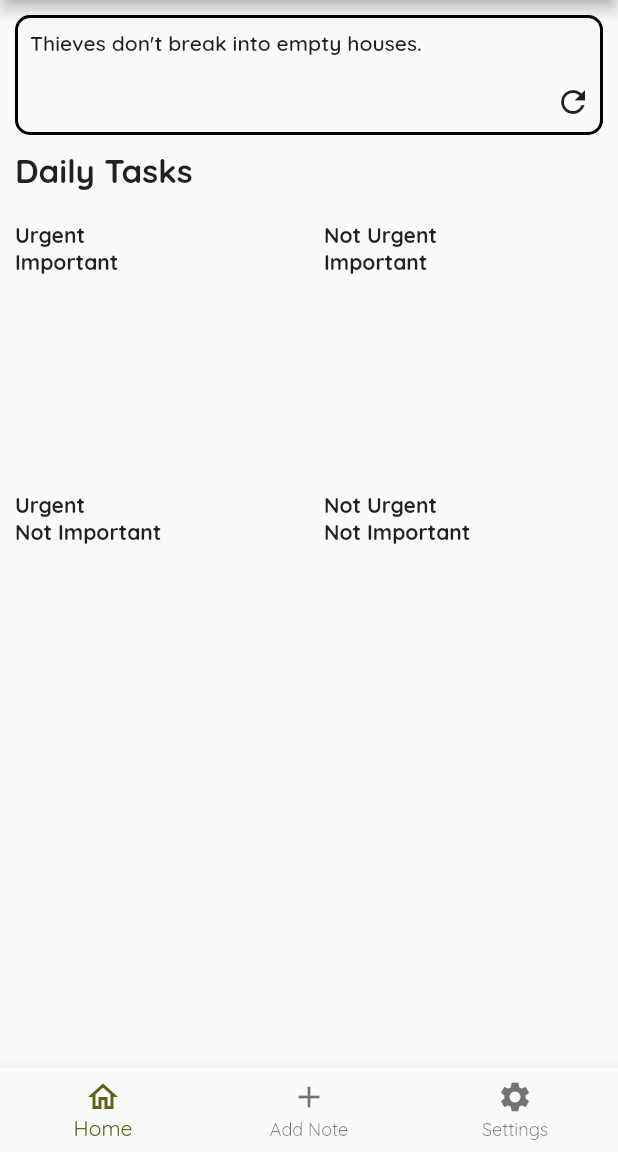
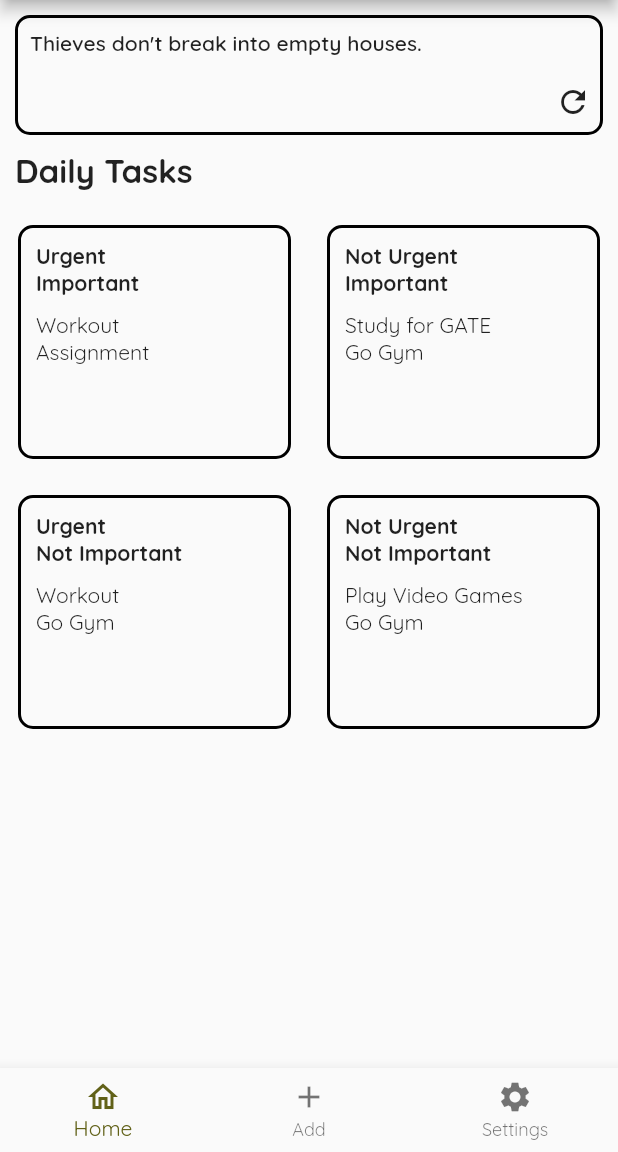
Before and after one commit to MacWeTT/AllNote, a Flutter app: the screen it shows after launch, on a phone screen of 412 x 824 dp, the part 84-1236 px from its top. Run offline on Flutter 3.47's test engine with Material 2 defaults, Android fonts, the phone set to English and light mode, and no system bars; our stand-ins replace go_router.

Commit message:
improved pages

```diff
--- a/lib/components/urgency_box.dart
+++ b/lib/components/urgency_box.dart
@@ -2,7 +2,9 @@ import 'package:flutter/material.dart';
 
 class UrgencyBox extends StatefulWidget {
   final List<String> urgencyList;
-  const UrgencyBox({Key? key, required this.urgencyList}) : super(key: key);
+  final List<String> tasks;
+  const UrgencyBox({Key? key, required this.urgencyList, required this.tasks})
+      : super(key: key);
 
   @override
   UrgencyBoxState createState() => UrgencyBoxState();
@@ -16,22 +18,42 @@ class UrgencyBoxState extends State<UrgencyBox> {
       width: MediaQuery.of(context).size.width * 0.5,
       child: Container(
         padding: const EdgeInsets.all(10),
+        margin: const EdgeInsets.all(12),
+        decoration: BoxDecoration(
+          borderRadius: BorderRadius.circular(10),
+          border: Border.all(
+            color: Colors.black,
+            width: 2,
+          ),
+        ),
         child: Column(
           crossAxisAlignment: CrossAxisAlignment.start,
           children: [
-            Column(
-              crossAxisAlignment: CrossAxisAlignment.start,
-              children: [
-                Text(widget.urgencyList[0],
+            for (String urgency in widget.urgencyList)
+              Column(
+                crossAxisAlignment: CrossAxisAlignment.start,
+                children: [
+                  Text(
+                    urgency,
                     style: const TextStyle(
                       fontWeight: FontWeight.bold,
-                    )),
-                Text(widget.urgencyList[1],
+                    ),
+                  ),
+                ],
+              ),
+            const SizedBox(height: 10),
+            for (String task in widget.tasks)
+              Column(
+                crossAxisAlignment: CrossAxisAlignment.start,
+                children: [
+                  Text(
+                    task,
                     style: const TextStyle(
-                      fontWeight: FontWeight.bold,
-                    )),
-              ],
-            ),
+                      fontWeight: FontWeight.normal,
+                    ),
+                  ),
+                ],
+              ),
           ],
         ),
       ),
--- a/lib/pages/home.dart
+++ b/lib/pages/home.dart
@@ -8,8 +8,18 @@ class HomePage extends StatelessWidget {
 
   @override
   Widget build(BuildContext context) {
-    return const SingleChildScrollView(
-      child: Column(
+    return Scaffold(
+      appBar: AppBar(
+        title: const Text(
+          'AllNote',
+          style: TextStyle(
+            color: Colors.black,
+            fontWeight: FontWeight.bold,
+          ),
+        ),
+        backgroundColor: Colors.yellow[600],
+      ),
+      body: const Column(
         children: <Widget>[
           Quote(),
           Daily(),
--- a/lib/router.dart
+++ b/lib/router.dart
@@ -13,7 +13,7 @@ final navItems = [
   ),
   const BottomNavigationBarItem(
     icon: Icon(Icons.add),
-    label: "Add Note",
+    label: "Add",
   ),
   const BottomNavigationBarItem(icon: Icon(Icons.settings), label: "Settings")
 ];
@@ -28,7 +28,7 @@ final GoRouter router = GoRouter(
           ),
           GoRoute(
             path: '/add',
-            builder: (context, state) => const AddPage(title: "Add Note"),
+            builder: (context, state) => const AddPage(title: "Add"),
           ),
           GoRoute(
             path: '/settings',
@@ -37,16 +37,6 @@ final GoRouter router = GoRouter(
         ],
         builder: (context, state, child) {
           return Scaffold(
-            appBar: AppBar(
-              title: const Text(
-                'AllNote',
-                style: TextStyle(
-                  color: Colors.black,
-                  fontWeight: FontWeight.bold,
-                ),
-              ),
-              backgroundColor: Colors.yellow[600],
-            ),
             body: child,
             bottomNavigationBar: BottomNavigationBar(
                 items: navItems,
--- a/lib/widgets/daily.dart
+++ b/lib/widgets/daily.dart
@@ -30,9 +30,11 @@ class DailyState extends State<Daily> {
           children: [
             UrgencyBox(
               urgencyList: ['Urgent', 'Important'],
+              tasks: ['Workout', 'Assignment'],
             ),
             UrgencyBox(
               urgencyList: ['Not Urgent', 'Important'],
+              tasks: ['Study for GATE', 'Go Gym'],
             ),
           ],
         ),
@@ -40,9 +42,11 @@ class DailyState extends State<Daily> {
           children: [
             UrgencyBox(
               urgencyList: ['Urgent', 'Not Important'],
+              tasks: ['Workout', 'Go Gym'],
             ),
             UrgencyBox(
               urgencyList: ['Not Urgent', 'Not Important'],
+              tasks: ['Play Video Games', 'Go Gym'],
             ),
           ],
         )
```
Also changed, not shown: lib/pages/add.dart (+40 -3 lines), lib/pages/settings.dart (+12 -2 lines).
